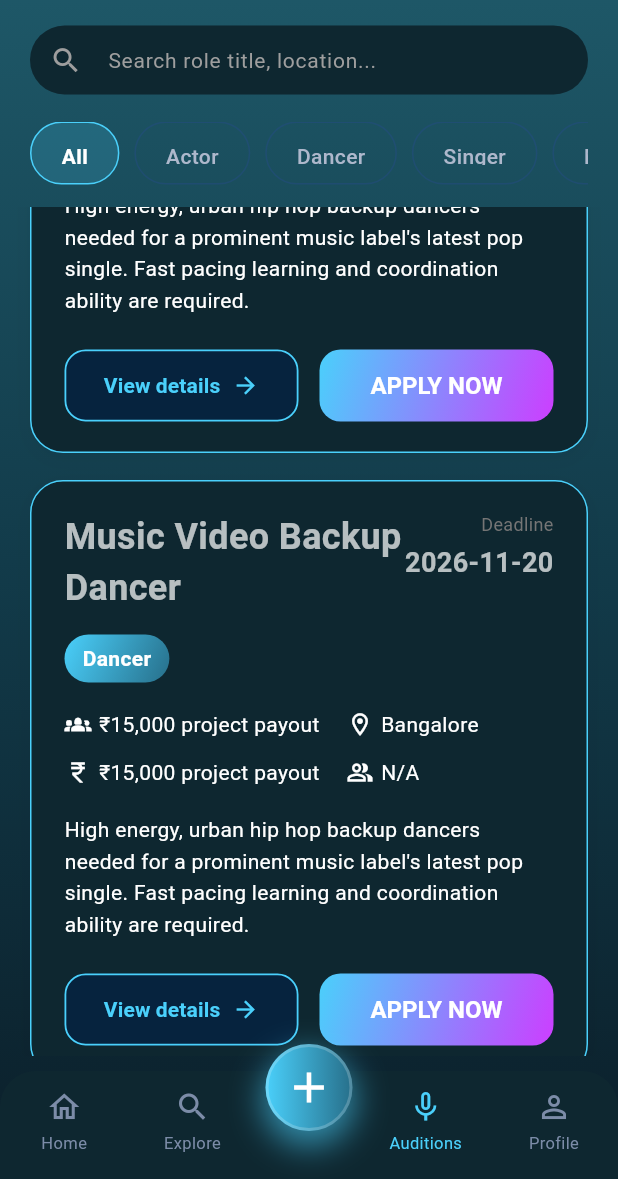
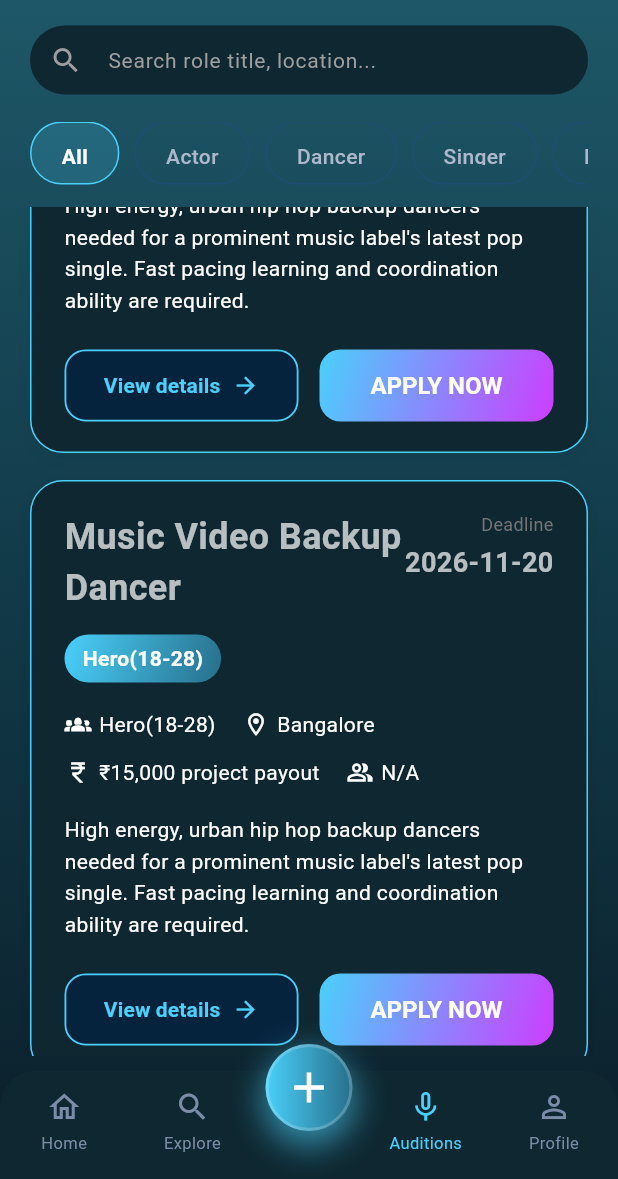
Before and after one commit to Punith-09/AI-CC, a Flutter app: the AuditionScreen screen opened by its route, scrolled down 576 dp, on a phone screen of 412 x 824 dp, the part 57-1236 px from its top. Run offline on Flutter 3.47's test engine with Material 3 defaults, Android fonts, the phone set to English and light mode, and no system bars; our stand-ins replace dotted_border, file_picker, flutter_animate, font_awesome_flutter, go_router, google_fonts and 1 more; Roboto replaces fonts that are missing (Poppins).

Commit message:
small change in audition card

```diff
--- a/lib/features/auditions/presentation/widgets/audition_card.dart
+++ b/lib/features/auditions/presentation/widgets/audition_card.dart
@@ -128,7 +128,7 @@ class AuditionCard extends StatelessWidget {
             spacing: 18,
             runSpacing: 12,
             children: [
-              _info(Icons.groups_2, displayPayout),
+              _info(Icons.groups_2, displayCategory),
               _info(Icons.location_on_outlined, displayLocation),
               _info(Icons.currency_rupee, displayPayout),
               _info(Icons.people_alt_outlined, displayApplicants),
--- a/lib/features/auditions/presentation/widgets/audition_cards.dart
+++ b/lib/features/auditions/presentation/widgets/audition_cards.dart
@@ -32,7 +32,7 @@ class AuditionCards extends StatelessWidget {
     const AuditionModel(
       id: "2",
       title: "Music Video Backup Dancer",
-      category: "Dancer",
+      category: "Hero(18-28)",
       role: "Backup Crew",
       language: "N/A",
       pay: "₹15,000 project payout",
```
